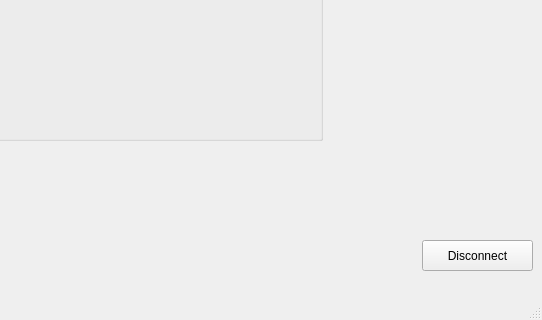
This is junbot_gui/ui/robotinterface.ui in lacie-life/junbot_core as Qt 5 draws it before an edit; both pictures show x 738 to 1280 and y 400 to 720 of the 1280 by 720 pixel window. The edited form follows.
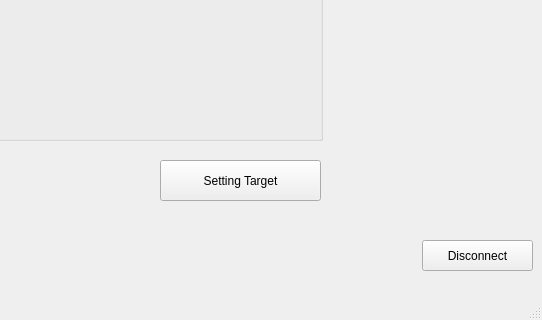
This is the edited form. Icons and pictures are not drawn.

```diff
--- a/junbot_gui/ui/robotinterface.ui
+++ b/junbot_gui/ui/robotinterface.ui
@@ -404,6 +404,19 @@
      <string>GroupBox</string>
     </property>
    </widget>
+   <widget class="QPushButton" name="settingTarget_btn">
+    <property name="geometry">
+     <rect>
+      <x>898</x>
+      <y>560</y>
+      <width>161</width>
+      <height>41</height>
+     </rect>
+    </property>
+    <property name="text">
+     <string>Setting Target</string>
+    </property>
+   </widget>
   </widget>
   <widget class="QMenuBar" name="menubar">
    <property name="geometry">
```
